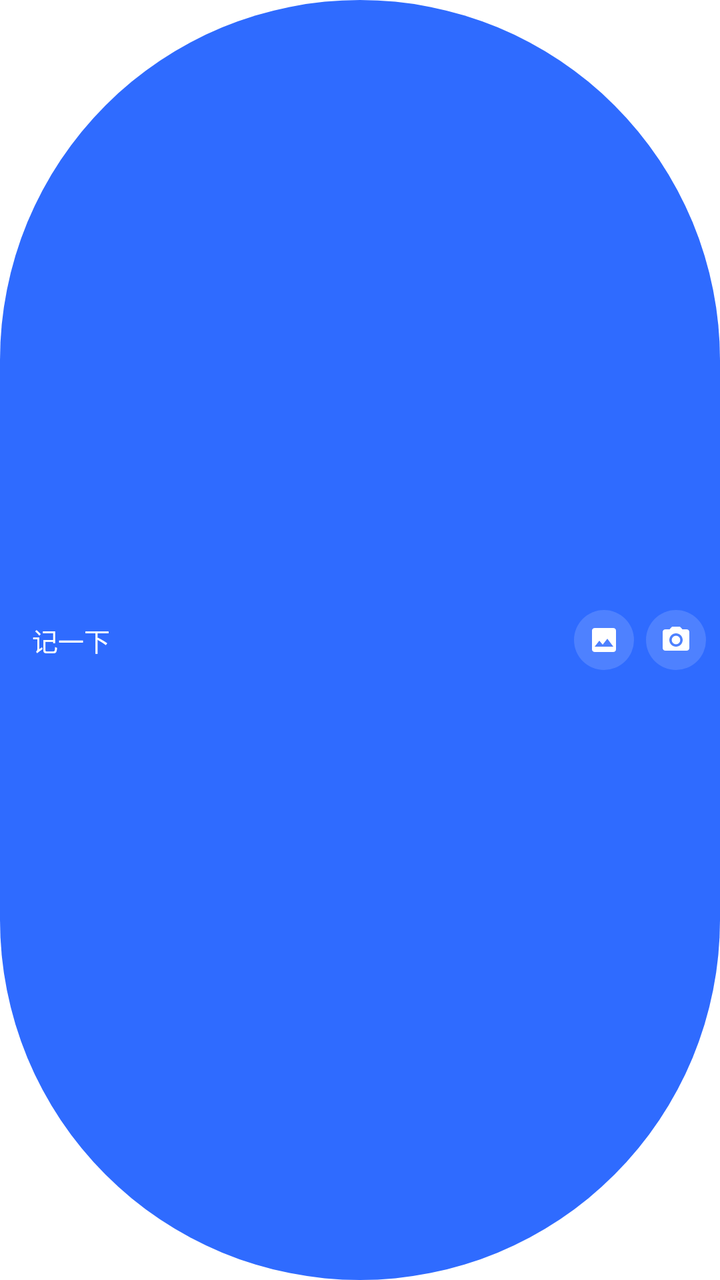
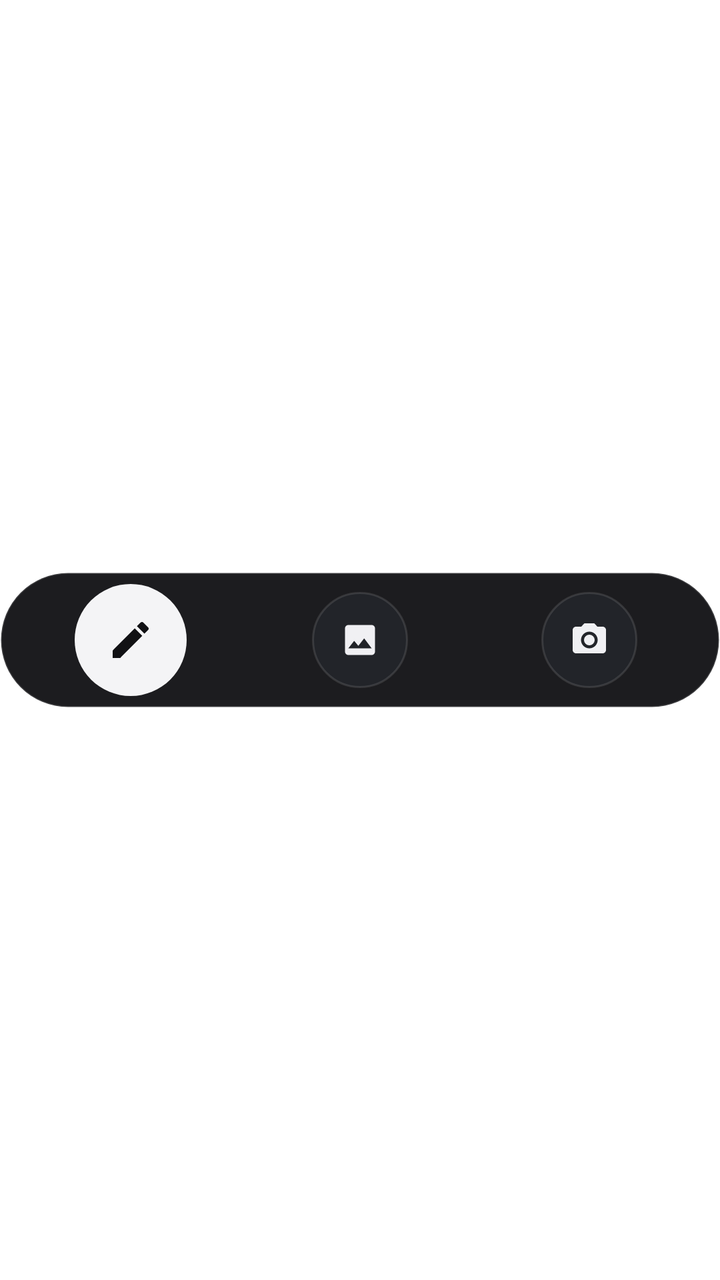

The first picture is an Android layout as it rendered before a commit; the second is the same layout after the commit. The layout source and the unified diff follow.
<!-- AndroidManifest.xml: fallback theme Theme.MaterialComponents.DayNight.NoActionBar -->
<!-- res/layout/widget_quick_record.xml -->
<?xml version="1.0" encoding="utf-8"?>
<FrameLayout xmlns:android="http://schemas.android.com/apk/res/android"
    android:id="@+id/widget_quick_record_root"
    android:layout_width="match_parent"
    android:layout_height="match_parent"
    android:background="@drawable/bg_widget_qr_pill"
    android:contentDescription="@string/widget_quick_record_action">

    <LinearLayout
        android:layout_width="match_parent"
        android:layout_height="match_parent"
        android:gravity="center_vertical"
        android:orientation="horizontal"
        android:paddingStart="16dp"
        android:paddingEnd="7dp">

        <TextView
            android:id="@+id/qr_bar_hint"
            android:layout_width="0dp"
            android:layout_height="wrap_content"
            android:layout_weight="1"
            android:ellipsize="end"
            android:maxLines="1"
            android:text="记一下"
            android:textColor="@color/widget_qr_on_accent"
            android:textSize="13sp" />

        <ImageButton
            android:id="@+id/qr_bar_photo"
            android:layout_width="30dp"
            android:layout_height="30dp"
            android:layout_marginStart="6dp"
            android:background="@drawable/bg_widget_qr_scrim"
            android:contentDescription="选择相册图片"
            android:padding="7dp"
            android:scaleType="centerInside"
            android:src="@drawable/ic_widget_gallery_white" />

        <ImageButton
            android:id="@+id/qr_bar_camera"
            android:layout_width="30dp"
            android:layout_height="30dp"
            android:layout_marginStart="6dp"
            android:background="@drawable/bg_widget_qr_scrim"
            android:contentDescription="启动相机拍照"
            android:padding="7dp"
            android:scaleType="centerInside"
            android:src="@drawable/ic_widget_camera_white" />
    </LinearLayout>
</FrameLayout>
<!-- resources referenced by this layout -->
<resources>
  <color name="widget_qr_on_accent">#FFFFFFFF</color>
  <!-- drawable bg_widget_qr_pill (drawable) -->
  <?xml version="1.0" encoding="utf-8"?>
  <shape xmlns:android="http://schemas.android.com/apk/res/android">
      <solid android:color="@color/widget_qr_accent" />
      <corners android:radius="999dp" />
  </shape>
  <!-- drawable bg_widget_qr_scrim (drawable) -->
  <?xml version="1.0" encoding="utf-8"?>
  <shape xmlns:android="http://schemas.android.com/apk/res/android"
      android:shape="oval">
      <solid android:color="@color/widget_qr_scrim" />
  </shape>
  <!-- drawable ic_widget_camera_white (drawable) -->
  <?xml version="1.0" encoding="utf-8"?>
  <vector xmlns:android="http://schemas.android.com/apk/res/android"
      android:width="24dp"
      android:height="24dp"
      android:viewportWidth="24"
      android:viewportHeight="24">
      <path
          android:fillColor="@color/widget_qr_on_accent"
          android:pathData="M12,12m-3.2,0a3.2,3.2 0,1 1,6.4 0a3.2,3.2 0,1 1,-6.4 0 M9,2L7.17,4H4c-1.1,0 -2,0.9 -2,2v12c0,1.1 0.9,2 2,2h16c1.1,0 2,-0.9 2,-2V6c0,-1.1 -0.9,-2 -2,-2h-3.17L15,2H9zM12,17c-2.76,0 -5,-2.24 -5,-5s2.24,-5 5,-5 5,2.24 5,5 -2.24,5 -5,5z" />
  </vector>
  <!-- drawable ic_widget_gallery_white (drawable) -->
  <?xml version="1.0" encoding="utf-8"?>
  <vector xmlns:android="http://schemas.android.com/apk/res/android"
      android:width="24dp"
      android:height="24dp"
      android:viewportWidth="24"
      android:viewportHeight="24">
      <path
          android:fillColor="@color/widget_qr_on_accent"
          android:pathData="M19,3H5c-1.1,0 -2,0.9 -2,2v14c0,1.1 0.9,2 2,2h14c1.1,0 2,-0.9 2,-2V5c0,-1.1 -0.9,-2 -2,-2zM8.5,12.5l2.5,3.01L14.5,11l4.5,6H5l3.5,-4.5z" />
  </vector>
  <string name="widget_quick_record_action">快速记录，点击打开输入框</string>
  <color name="widget_qr_accent">#2F6BFF</color>
  <color name="widget_qr_scrim">#26FFFFFF</color>
</resources>

<!-- the commit's change to res/layout/widget_quick_record.xml (unified diff, before → after) -->
@@ -3,48 +3,89 @@
     android:id="@+id/widget_quick_record_root"
     android:layout_width="match_parent"
     android:layout_height="match_parent"
-    android:background="@drawable/bg_widget_qr_pill"
+    android:background="@android:color/transparent"
     android:contentDescription="@string/widget_quick_record_action">
 
     <LinearLayout
         android:layout_width="match_parent"
-        android:layout_height="match_parent"
+        android:layout_height="68dp"
+        android:layout_gravity="center"
+        android:background="@drawable/bg_widget_qr_pill"
         android:gravity="center_vertical"
         android:orientation="horizontal"
-        android:paddingStart="16dp"
-        android:paddingEnd="7dp">
+        android:paddingStart="8dp"
+        android:paddingEnd="8dp">
 
-        <TextView
-            android:id="@+id/qr_bar_hint"
+        <LinearLayout
             android:layout_width="0dp"
-            android:layout_height="wrap_content"
+            android:layout_height="match_parent"
             android:layout_weight="1"
-            android:ellipsize="end"
-            android:maxLines="1"
-            android:text="记一下"
-            android:textColor="@color/widget_qr_on_accent"
-            android:textSize="13sp" />
+            android:gravity="center"
+            android:orientation="horizontal">
 
-        <ImageButton
-            android:id="@+id/qr_bar_photo"
-            android:layout_width="30dp"
-            android:layout_height="30dp"
-            android:layout_marginStart="6dp"
-            android:background="@drawable/bg_widget_qr_scrim"
-            android:contentDescription="选择相册图片"
-            android:padding="7dp"
-            android:scaleType="centerInside"
-            android:src="@drawable/ic_widget_gallery_white" />
+            <FrameLayout
+                android:id="@+id/qr_bar_primary"
+                android:layout_width="56dp"
+                android:layout_height="56dp"
+                android:background="@drawable/bg_widget_qr_solid_circle"
+                android:contentDescription="@string/widget_quick_record_action">
 
-        <ImageButton
-            android:id="@+id/qr_bar_camera"
-            android:layout_width="30dp"
-            android:layout_height="30dp"
-            android:layout_marginStart="6dp"
-            android:background="@drawable/bg_widget_qr_scrim"
-            android:contentDescription="启动相机拍照"
-            android:padding="7dp"
-            android:scaleType="centerInside"
-            android:src="@drawable/ic_widget_camera_white" />
+                <ImageView
+                    android:layout_width="24dp"
+                    android:layout_height="24dp"
+                    android:layout_gravity="center"
+                    android:importantForAccessibility="no"
+                    android:scaleType="centerInside"
+                    android:src="@drawable/ic_widget_pen_accent" />
+            </FrameLayout>
+        </LinearLayout>
+
+        <LinearLayout
+            android:layout_width="0dp"
+            android:layout_height="match_parent"
+            android:layout_weight="1"
+            android:gravity="center"
+            android:orientation="horizontal">
+
+            <FrameLayout
+                android:id="@+id/qr_bar_photo"
+                android:layout_width="48dp"
+                android:layout_height="48dp"
+                android:background="@drawable/bg_widget_qr_secondary_circle"
+                android:contentDescription="选择相册图片">
+
+                <ImageView
+                    android:layout_width="20dp"
+                    android:layout_height="20dp"
+                    android:layout_gravity="center"
+                    android:importantForAccessibility="no"
+                    android:scaleType="centerInside"
+                    android:src="@drawable/ic_widget_gallery_white" />
+            </FrameLayout>
+        </LinearLayout>
+
+        <LinearLayout
+            android:layout_width="0dp"
+            android:layout_height="match_parent"
+            android:layout_weight="1"
+            android:gravity="center"
+            android:orientation="horizontal">
+
+            <FrameLayout
+                android:id="@+id/qr_bar_camera"
+                android:layout_width="48dp"
+                android:layout_height="48dp"
+                android:background="@drawable/bg_widget_qr_secondary_circle"
+                android:contentDescription="启动相机拍照">
+
+                <ImageView
+                    android:layout_width="20dp"
+                    android:layout_height="20dp"
+                    android:layout_gravity="center"
+                    android:importantForAccessibility="no"
+                    android:scaleType="centerInside"
+                    android:src="@drawable/ic_widget_camera_white" />
+            </FrameLayout>
+        </LinearLayout>
     </LinearLayout>
 </FrameLayout>
<!-- resource entries referenced after the edit -->
@@ -1,17 +1,28 @@
 <!-- resources referenced by this layout -->
 <resources>
-  <color name="widget_qr_on_accent">#FFFFFFFF</color>
   <!-- drawable bg_widget_qr_pill (drawable) -->
   <?xml version="1.0" encoding="utf-8"?>
   <shape xmlns:android="http://schemas.android.com/apk/res/android">
-      <solid android:color="@color/widget_qr_accent" />
+      <solid android:color="@color/widget_qr_surface" />
       <corners android:radius="999dp" />
+      <stroke
+          android:width="1dp"
+          android:color="@color/widget_qr_border" />
   </shape>
-  <!-- drawable bg_widget_qr_scrim (drawable) -->
+  <!-- drawable bg_widget_qr_secondary_circle (drawable) -->
   <?xml version="1.0" encoding="utf-8"?>
   <shape xmlns:android="http://schemas.android.com/apk/res/android"
       android:shape="oval">
-      <solid android:color="@color/widget_qr_scrim" />
+      <solid android:color="@color/widget_qr_tile_bg" />
+      <stroke
+          android:width="1dp"
+          android:color="@color/widget_qr_tile_border" />
+  </shape>
+  <!-- drawable bg_widget_qr_solid_circle (drawable) -->
+  <?xml version="1.0" encoding="utf-8"?>
+  <shape xmlns:android="http://schemas.android.com/apk/res/android"
+      android:shape="oval">
+      <solid android:color="@color/widget_qr_on_surface" />
   </shape>
   <!-- drawable ic_widget_camera_white (drawable) -->
   <?xml version="1.0" encoding="utf-8"?>
@@ -21,7 +32,7 @@
       android:viewportWidth="24"
       android:viewportHeight="24">
       <path
-          android:fillColor="@color/widget_qr_on_accent"
+          android:fillColor="@color/widget_qr_icon"
           android:pathData="M12,12m-3.2,0a3.2,3.2 0,1 1,6.4 0a3.2,3.2 0,1 1,-6.4 0 M9,2L7.17,4H4c-1.1,0 -2,0.9 -2,2v12c0,1.1 0.9,2 2,2h16c1.1,0 2,-0.9 2,-2V6c0,-1.1 -0.9,-2 -2,-2h-3.17L15,2H9zM12,17c-2.76,0 -5,-2.24 -5,-5s2.24,-5 5,-5 5,2.24 5,5 -2.24,5 -5,5z" />
   </vector>
   <!-- drawable ic_widget_gallery_white (drawable) -->
@@ -32,11 +43,27 @@
       android:viewportWidth="24"
       android:viewportHeight="24">
       <path
-          android:fillColor="@color/widget_qr_on_accent"
+          android:fillColor="@color/widget_qr_icon"
           android:pathData="M19,3H5c-1.1,0 -2,0.9 -2,2v14c0,1.1 0.9,2 2,2h14c1.1,0 2,-0.9 2,-2V5c0,-1.1 -0.9,-2 -2,-2zM8.5,12.5l2.5,3.01L14.5,11l4.5,6H5l3.5,-4.5z" />
   </vector>
+  <!-- drawable ic_widget_pen_accent (drawable) -->
+  <?xml version="1.0" encoding="utf-8"?>
+  <vector xmlns:android="http://schemas.android.com/apk/res/android"
+      android:width="24dp"
+      android:height="24dp"
+      android:viewportWidth="24"
+      android:viewportHeight="24">
+      <path
+          android:fillColor="@color/widget_qr_on_primary"
+          android:pathData="M3,17.25V21h3.75L17.81,9.94l-3.75,-3.75L3,17.25zM20.71,7.04c0.39,-0.39 0.39,-1.02 0,-1.41l-2.34,-2.34c-0.39,-0.39 -1.02,-0.39 -1.41,0l-1.83,1.83 3.75,3.75 1.83,-1.83z" />
+  </vector>
   <string name="widget_quick_record_action">快速记录，点击打开输入框</string>
-  <color name="widget_qr_accent">#2F6BFF</color>
-  <color name="widget_qr_scrim">#26FFFFFF</color>
+  <color name="widget_qr_surface">#F2101013</color>
+  <color name="widget_qr_border">#26FFFFFF</color>
+  <color name="widget_qr_tile_bg">#EB23252B</color>
+  <color name="widget_qr_tile_border">#1EFFFFFF</color>
+  <color name="widget_qr_on_surface">#F4F4F6</color>
+  <color name="widget_qr_icon">#F0F0F3</color>
+  <color name="widget_qr_on_primary">#111114</color>
 </resources>
 
